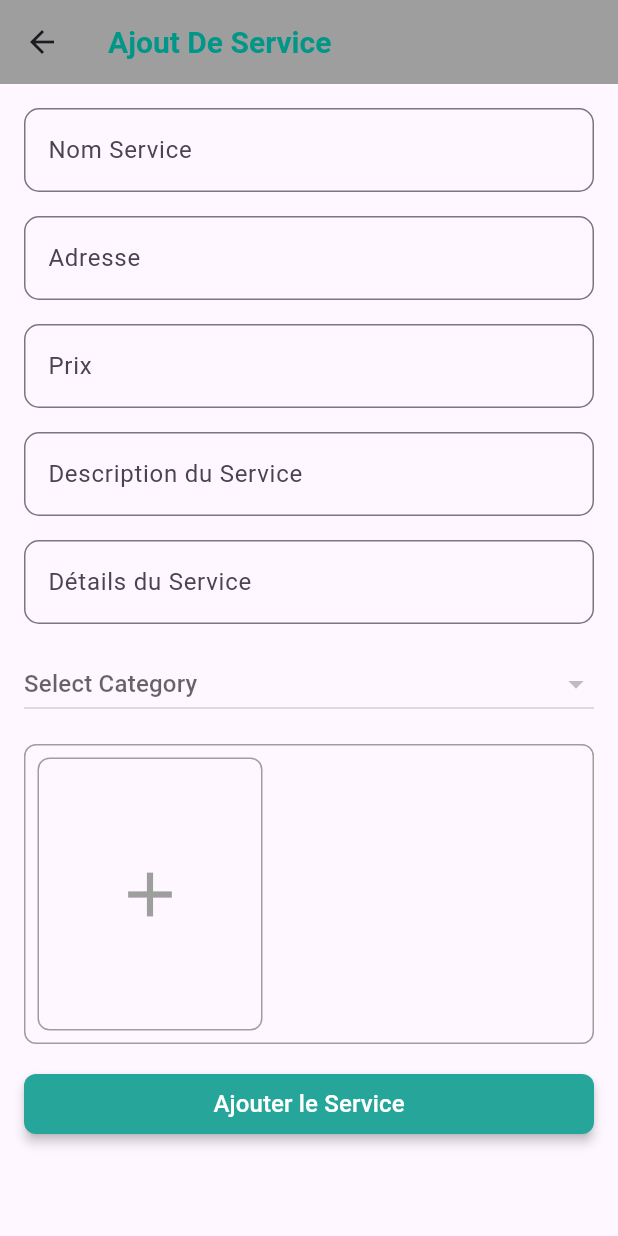
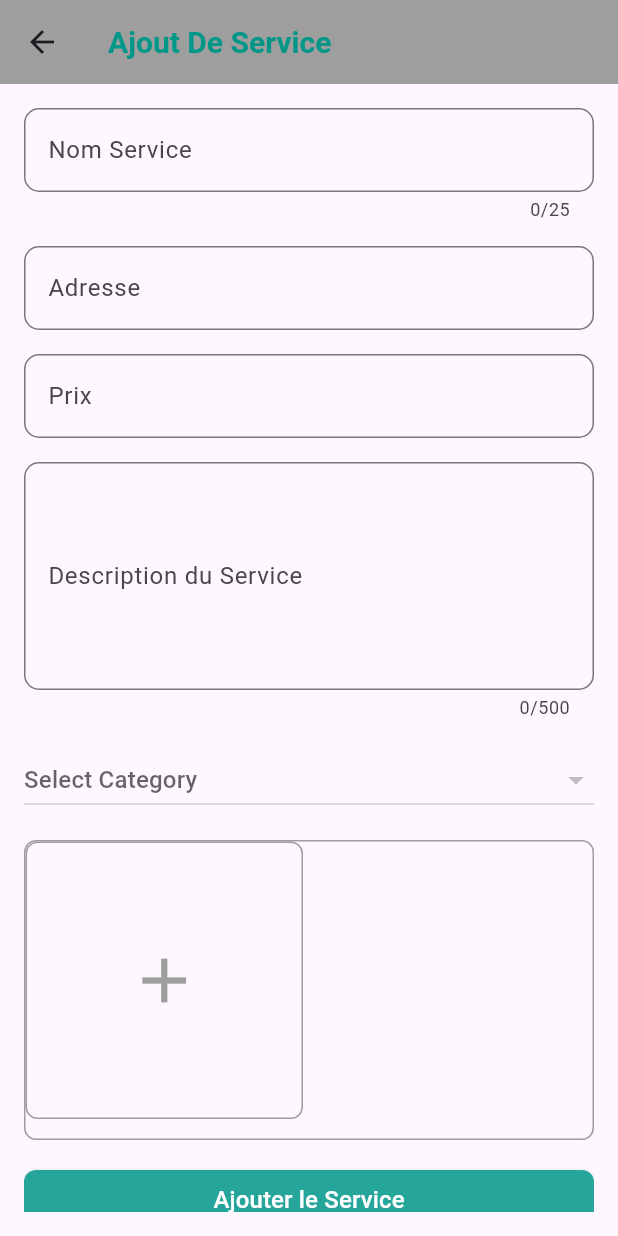
Before and after one commit to islemis/application-des-services, a Flutter app: the AddOfferScreen screen opened directly, on a phone screen of 412 x 824 dp. Run offline on Flutter 3.47's test engine with Material 3 defaults, Android fonts, the phone set to English and light mode, and no system bars; our stand-ins replace flutter_secure_storage, fluttertoast, image_picker, shared_preferences; missing offline and left inert: dart:ffi; accounts and stored records are empty; network calls fail.

Commit message:
addServicewithConstraitns

```diff
--- a/frontend/untitled5/lib/View/offer/addOffer.dart
+++ b/frontend/untitled5/lib/View/offer/addOffer.dart
@@ -1,10 +1,9 @@
 import 'package:flutter/material.dart';
+import 'package:flutter/services.dart';
 import 'package:image_picker/image_picker.dart';
 import 'dart:io';
-import 'package:fluttertoast/fluttertoast.dart';
 import 'package:http/http.dart' as http;
 import 'package:untitled5/Services/Offer/OfferService.dart';
-
 import '../../Model/offer/Category.dart';
 import '../home/Home.dart';
 
@@ -14,11 +13,12 @@ class AddOfferScreen extends StatefulWidget {
 }
 
 class _AddOfferScreenState extends State<AddOfferScreen> {
+  final GlobalKey<FormState> _formKey = GlobalKey<FormState>();
+
   final TextEditingController nomServiceController = TextEditingController();
   final TextEditingController adresseController = TextEditingController();
   final TextEditingController prixController = TextEditingController();
   final TextEditingController descriptionController = TextEditingController();
-  final TextEditingController detailsController = TextEditingController();
   List<File> listimage = [];
   Category? selectedCategory;
 
@@ -36,105 +36,25 @@ class _AddOfferScreenState extends State<AddOfferScreen> {
     });
   }
 
-  @override
-  Widget build(BuildContext context) {
-    return Scaffold(
-      appBar: AppBar(
-        title: Text(
-          'Ajout De Service',
-          style: TextStyle(
-            fontSize: 20.0,
-            fontWeight: FontWeight.bold,
-            color: Colors.teal,
-          ),
-        ),
-        backgroundColor: Colors.grey,
-      ),
-      body: Padding(
-        padding: const EdgeInsets.all(16.0),
-        child: SingleChildScrollView(
-          child: Column(
-            crossAxisAlignment: CrossAxisAlignment.stretch,
-            children: [
-              _buildTextField(
-                controller: nomServiceController,
-                labelText: 'Nom Service',
-              ),
-              SizedBox(height: 16.0),
-              _buildTextField(
-                controller: adresseController,
-                labelText: 'Adresse',
-              ),
-              SizedBox(height: 16.0),
-              _buildTextField(
-                controller: prixController,
-                labelText: 'Prix',
-              ),
-              SizedBox(height: 16.0),
-              _buildTextField(
-                controller: descriptionController,
-                labelText: 'Description du Service',
-              ),
-              SizedBox(height: 16.0),
-              _buildTextField(
-                controller: detailsController,
-                labelText: 'Détails du Service',
-              ),
-              SizedBox(height: 16.0),
-              _buildCategoryDropdown(),
-              SizedBox(height: 16.0),
-              Container(
-                height: 200.0,
-                decoration: BoxDecoration(
-                  border: Border.all(color: Colors.grey),
-                  borderRadius: BorderRadius.circular(8.0),
-                ),
-                child: _buildImageList(),
-              ),
-              SizedBox(height: 16.0),
-              ElevatedButton(
-                onPressed: () async {
-                  double? prixValue = double.tryParse(prixController.text);
-
-                  await addOffre(
-                    nomServiceController.text,
-                    detailsController.text,
-                    adresseController.text,
-                    prixValue!,
-                    descriptionController.text,
-                    listimage,
-                    selectedCategory,
-                  );
-                  Navigator.push(
-                    context,
-                    MaterialPageRoute(builder: (context) => HomePage()),
-                  );                },
-                child: Text(
-                  'Ajouter le Service',
-                  style: TextStyle(fontSize: 16.0, color: Colors.white),
-                ),
-                style: ElevatedButton.styleFrom(
-                  primary: Colors.teal[400],
-                  elevation: 3,
-                  shape: RoundedRectangleBorder(
-                    borderRadius: BorderRadius.circular(8.0),
-                  ),
-                ),
-              ),
-              SizedBox(height: 16.0),
-            ],
-          ),
-        ),
-      ),
-    );
-  }
-
   Widget _buildTextField({
     required TextEditingController controller,
     required String labelText,
+    int? maxLength,
+    int? maxLines,
+    bool isNumeric = false, // Ajoute un paramètre pour indiquer si c'est un champ numérique
+
+
+    required String? Function(String?)? validator,
+
+
   }) {
     return TextFormField(
       controller: controller,
+      maxLength: maxLength,
+      maxLines: maxLines,
+      keyboardType: isNumeric ? TextInputType.number : null, // Définit le type de clavier
+      inputFormatters: isNumeric ? [FilteringTextInputFormatter.digitsOnly] : null, // Permet uniquement les chiffres
+
       decoration: InputDecoration(
         labelText: labelText,
         border: OutlineInputBorder(
@@ -146,6 +66,7 @@ class _AddOfferScreenState extends State<AddOfferScreen> {
         ),
         contentPadding: EdgeInsets.symmetric(vertical: 16.0, horizontal: 12.0),
       ),
+      validator: validator,
     );
   }
 
@@ -169,8 +90,12 @@ class _AddOfferScreenState extends State<AddOfferScreen> {
   }
 
   Widget _buildImageList() {
-    return ListView.builder(
-      scrollDirection: Axis.horizontal,
+    return GridView.builder(
+      gridDelegate: SliverGridDelegateWithFixedCrossAxisCount(
+        crossAxisCount: 2,
+        crossAxisSpacing: 8.0,
+        mainAxisSpacing: 8.0,
+      ),
       itemCount: listimage.length + 1,
       itemBuilder: (context, index) {
         if (index == listimage.length) {
@@ -192,9 +117,6 @@ class _AddOfferScreenState extends State<AddOfferScreen> {
               }
             },
             child: Container(
-              width: 150.0,
-              height: 150.0,
-              margin: EdgeInsets.all(8.0),
               decoration: BoxDecoration(
                 border: Border.all(color: Colors.grey),
                 borderRadius: BorderRadius.circular(8.0),
@@ -206,9 +128,6 @@ class _AddOfferScreenState extends State<AddOfferScreen> {
           return Stack(
             children: [
               Container(
-                width: 150.0,
-                height: 150.0,
-                margin: EdgeInsets.all(8.0),
                 decoration: BoxDecoration(
                   border: Border.all(color: Colors.grey),
                   borderRadius: BorderRadius.circular(8.0),
@@ -230,7 +149,7 @@ class _AddOfferScreenState extends State<AddOfferScreen> {
                   child: Container(
                     padding: EdgeInsets.all(4.0),
                     color: Colors.grey,
-                    child: Icon(Icons.close, color: Colors.white,size: 20.0,),
+                    child: Icon(Icons.close, color: Colors.white, size: 20.0),
                   ),
                 ),
               ),
@@ -240,4 +159,135 @@ class _AddOfferScreenState extends State<AddOfferScreen> {
       },
     );
   }
+
+  @override
+  Widget build(BuildContext context) {
+    return Scaffold(
+      appBar: AppBar(
+        title: Text(
+          'Ajout De Service',
+          style: TextStyle(
+            fontSize: 20.0,
+            fontWeight: FontWeight.bold,
+            color: Colors.teal,
+          ),
+        ),
+        backgroundColor: Colors.grey,
+      ),
+      body: Padding(
+        padding: const EdgeInsets.all(16.0),
+        child: SingleChildScrollView(
+          child: Form(
+            key: _formKey, // Add this line to connect the form key
+            child: Column(
+              crossAxisAlignment: CrossAxisAlignment.stretch,
+              children: [
+                _buildTextField(
+                  controller: nomServiceController,
+                  labelText: 'Nom Service',
+                  maxLength: 25,
+                  validator: (value) {
+                    if (value == null || value.isEmpty) {
+                      return 'Le nom du service est requis';
+                    } else if (value.length > 25) {
+                      return 'Le nom ne doit pas dépasser 25 caractères';
+                    }
+                    return null;
+                  },
+                ),
+                SizedBox(height: 16.0),
+                _buildTextField(
+                  controller: adresseController,
+                  labelText: 'Adresse',
+                  validator: (value) {
+                    if (value == null || value.isEmpty) {
+                      return 'L\'adresse est requise';
+                    }
+                    return null;
+                  },
+                ),
+                SizedBox(height: 16.0),
+                _buildTextField(
+                  controller: prixController,
+                  labelText: 'Prix',
+                  maxLines: 1,
+                  isNumeric: true,
+                  validator: (value) {
+                    if (value == null || value.isEmpty) {
+                      return 'Le prix est requis';
+                    } else if (double.tryParse(value) == null) {
+                      return 'Veuillez entrer un nombre valide pour le prix';
+                    }
+                    return null;
+                  },
+                ),
+                SizedBox(height: 16.0),
+                _buildTextField(
+                  controller: descriptionController,
+                  labelText: 'Description du Service',
+                  maxLines: 5,
+                  maxLength: 500,
+                  validator: (value) {
+                    if (value == null || value.isEmpty) {
+                      return 'La description du service est requise';
+                    } else if (value.length > 500) {
+                      return 'La description ne doit pas dépasser 500 caractères';
+                    }
+                    return null;
+                  },
+                ),
+                SizedBox(height: 16.0),
+                _buildCategoryDropdown(),
+                SizedBox(height: 16.0),
+                Container(
+                  height: 200.0,
+                  decoration: BoxDecoration(
+                    border: Border.all(color: Colors.grey),
+                    borderRadius: BorderRadius.circular(8.0),
+                  ),
+                  child: _buildImageList(),
+                ),
+                SizedBox(height: 16.0),
+                ElevatedButton(
+                  onPressed: () async {
+                    if (_formKey.currentState!.validate()) {
+                      double? prixValue = double.tryParse(prixController.text);
+
+                      await addOffre(
+                        nomServiceController.text,
+                        adresseController.text,
+                        prixValue!,
+                        descriptionController.text,
+                        listimage,
+                        selectedCategory,
+                      );
+
+                      Navigator.push(
+                        context,
+                        MaterialPageRoute(builder: (context) => HomePage()),
+                      );
+                    }
+                  },
+                  child: Text(
+                    'Ajouter le Service',
+                    style: TextStyle(fontSize: 16.0, color: Colors.white),
+                  ),
+                  style: ElevatedButton.styleFrom(
+                    primary: Colors.teal[400],
+                    elevation: 3,
+                    shape: RoundedRectangleBorder(
+                      borderRadius: BorderRadius.circular(8.0),
+                    ),
+                  ),
+                ),
+
+                SizedBox(height: 16.0),
+              ],
+            ),
+          ),
+        ),
+      ),
+    );
+  }
+
 }
--- a/frontend/untitled5/pubspec.yaml
+++ b/frontend/untitled5/pubspec.yaml
@@ -53,13 +53,14 @@ dev_dependencies:
   flutter_nice_ui: ^0.0.9
   google_fonts: ^4.0.3
   colorfilter_generator: ^0.0.8
-  image_picker: ^1.0.4
   intl: ^0.18.1
   permission_handler: ^10.1.0
   jwt_decode: ^0.3.1
   google_maps_flutter: ^2.5.0
+  fluttertoast: ^8.2.4
+  image_picker: ^1.0.4
+
   # add this line to your dependencies
-  fluttertoast: ^8.2.4
   url_launcher: ^6.2.1
 # For information on the generic Dart part of this file, see the
 # following page: https://dart.dev/tools/pub/pubspec
```
